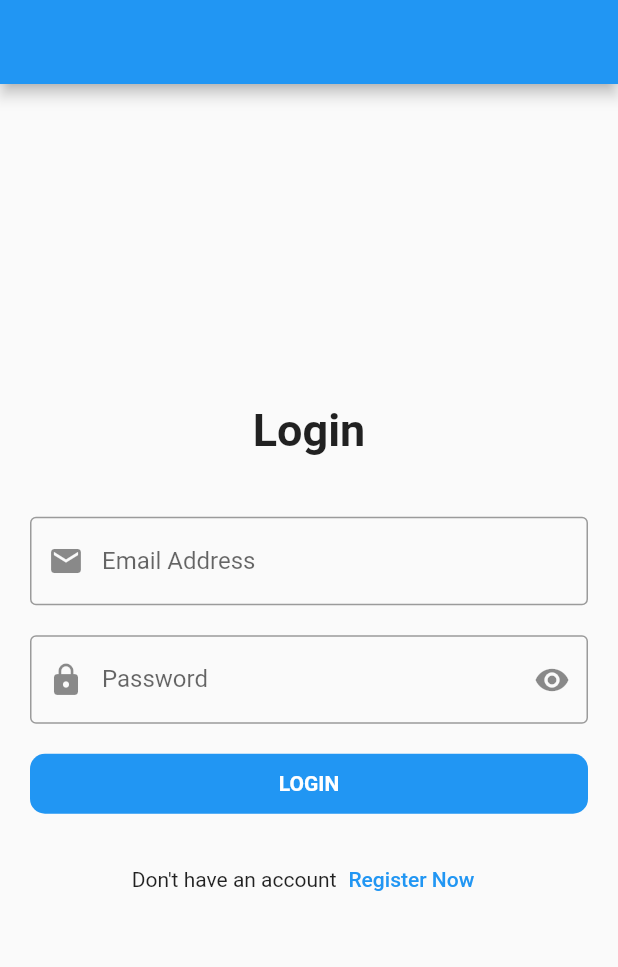
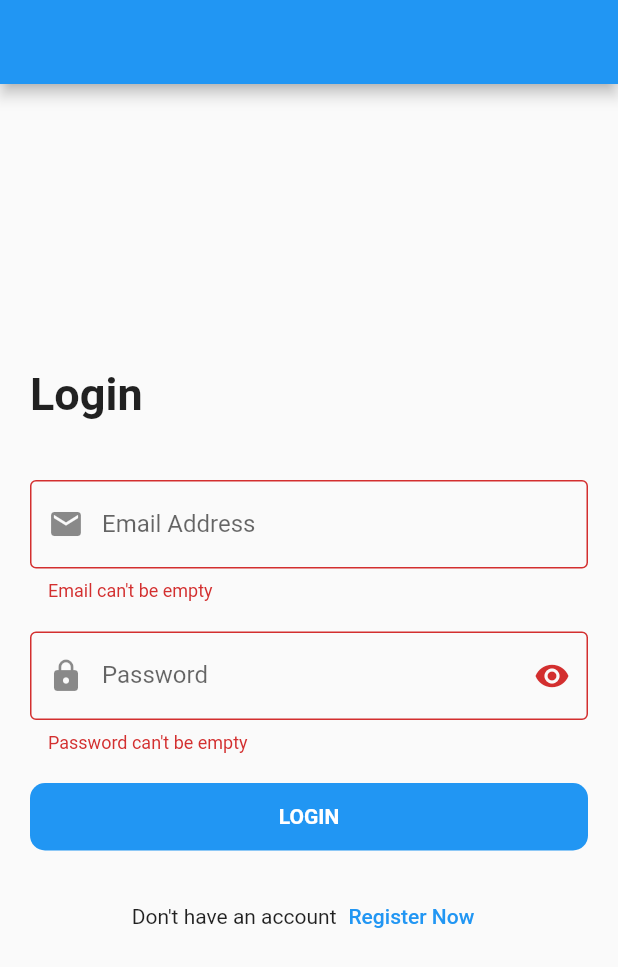
Before and after one commit to HeshamAlads/udemy_flutter, a Flutter app: the screen it shows after launch, after a tap on "LOGIN", on a phone screen of 412 x 824 dp. Shown: the top 967 px of the screen. Run offline on Flutter 3.47's test engine with Material 2 defaults, Android fonts, the phone set to English and light mode, and no system bars.

Commit message:
save project

```diff
--- a/lib/modules/login/login_screen.dart
+++ b/lib/modules/login/login_screen.dart
@@ -27,14 +27,18 @@ class _LoginScreenState extends State<LoginScreen> {
         child: Center(
           child: SingleChildScrollView(
             child: Form(
+              autovalidateMode: AutovalidateMode.onUserInteraction,
               key: formKey,
               child: Column(
                 children: [
-                  const Text(
-                    'Login',
-                    style: TextStyle(
-                      fontSize: 30.0,
-                      fontWeight: FontWeight.bold,
+                  const Align(
+                    alignment: Alignment.centerLeft,
+                    child: Text(
+                      'Login',
+                      style: TextStyle(
+                        fontSize: 30.0,
+                        fontWeight: FontWeight.bold,
+                      ),
                     ),
                   ),
                   const SizedBox(
@@ -43,14 +47,14 @@ class _LoginScreenState extends State<LoginScreen> {
                   TextFormField(
                     controller: emailController,
                     keyboardType: TextInputType.emailAddress,
-                    onFieldSubmitted: (value) {
-                      debugPrint(value);
-                    },
-                    onChanged: (value) {
-                      debugPrint(value);
-                    },
-                    validator: (value) {
-                      if (value == null || value.isEmpty) {
+                    // onFieldSubmitted: (value) {
+                    //   debugPrint(value);
+                    // },
+                    // onChanged: (value) {
+                    //   debugPrint(value);
+                    // },
+                    validator: (String? value) {
+                      if (value!.isEmpty) {
                         return 'Email can\'t be empty';
                       }
                       return null;
@@ -68,18 +72,18 @@ class _LoginScreenState extends State<LoginScreen> {
                   TextFormField(
                     controller: passwordController,
                     keyboardType: TextInputType.visiblePassword,
+                    // onFieldSubmitted: (value) {
+                    //   debugPrint(value);
+                    // },
+                    // onChanged: (value) {
+                    //   debugPrint(value);
+                    // },
                     obscureText: true,
-                    validator: (value) {
-                      if (value == null || value.isEmpty) {
+                    validator: (String? value) {
+                      if (value!.isEmpty) {
                         return 'Password can\'t be empty';
                       }
                       return null;
-                    },
-                    onFieldSubmitted: (value) {
-                      debugPrint(value);
-                    },
-                    onChanged: (value) {
-                      debugPrint(value);
                     },
                     decoration: const InputDecoration(
                       labelText: 'Password',
@@ -92,12 +96,12 @@ class _LoginScreenState extends State<LoginScreen> {
                   const SizedBox(
                     height: 20.0,
                   ),
-                  defaultButton(
+                  Components.defaultButton(
                     text: 'login',
                     function: () {
                       if (formKey.currentState!.validate()) {
                         debugPrint(emailController.text);
-                        debugPrint(emailController.text);
+                        debugPrint(passwordController.text);
                       }
                     },
                   ),
--- a/lib/shared/components/components.dart
+++ b/lib/shared/components/components.dart
@@ -1,6 +1,7 @@
 import 'package:flutter/material.dart';
 
-Widget defaultButton({
+class Components {
+  static Widget defaultButton({
     double width = double.infinity,
     Color background = Colors.blue,
     bool isUpperCase = true,
@@ -10,13 +11,13 @@ Widget defaultButton({
   }) =>
       Container(
         width: width,
-      height: 40.0,
+        height: 45.0,
         decoration: BoxDecoration(
           color: background,
           borderRadius: BorderRadius.circular(radius),
         ),
         child: MaterialButton(
-        onPressed: () {},
+          onPressed: () => function(),
           child: Text(
             isUpperCase ? text.toUpperCase() : text,
             style: const TextStyle(
@@ -26,3 +27,4 @@ Widget defaultButton({
           ),
         ),
       );
+}
```
Lines whose indentation alone changed are shown as unchanged.
